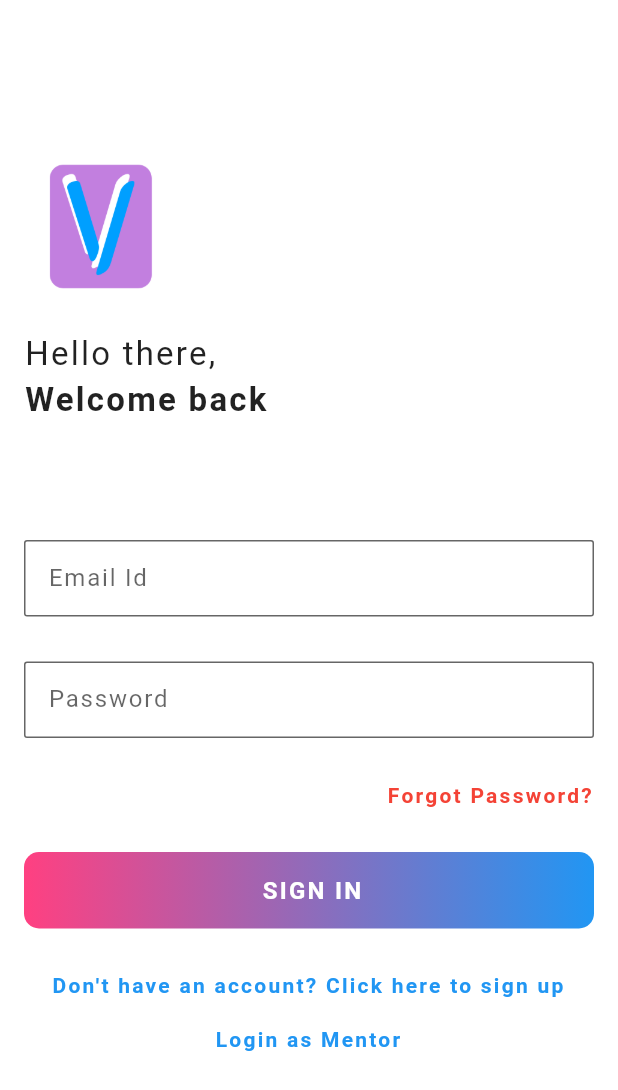
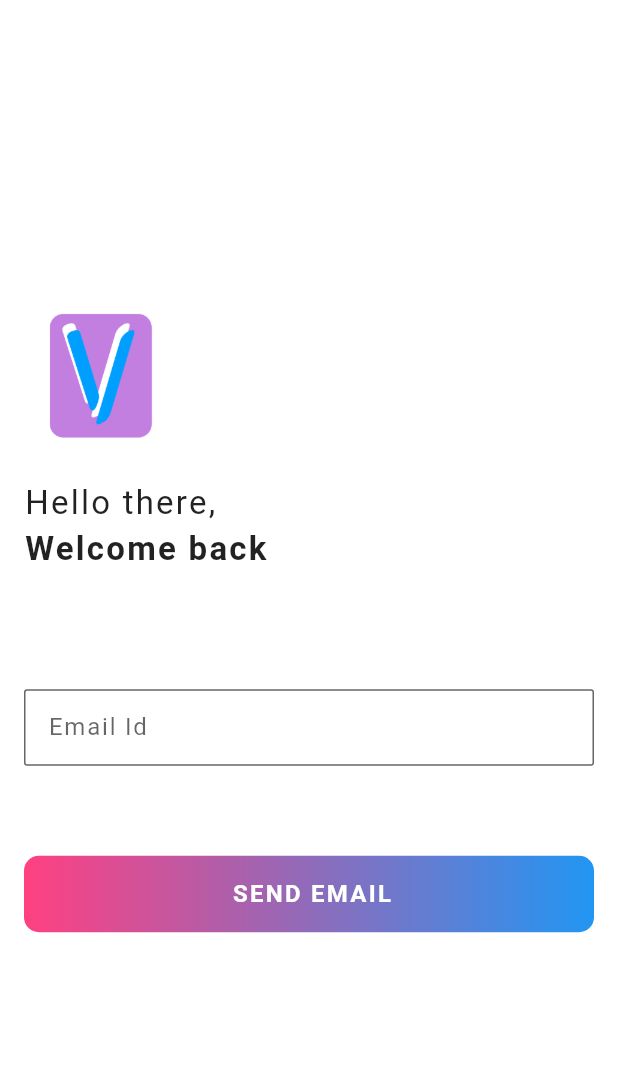
Before and after one commit to DevarajBiradar01/SVApps, a Flutter app: the screen it shows after launch, after a tap on "Forgot Password?", on a phone screen of 412 x 824 dp. Shown: the top 1090 px of the screen. Run offline on Flutter 3.47's test engine with Material 2 defaults, Android fonts, the phone set to English and light mode, and no system bars; our stand-ins replace cloud_firestore, device_info_plus, file_picker, firebase_auth, firebase_core, firebase_storage and 4 more; missing offline and left inert: syncfusion_flutter_pdfviewer, ui_components_library; accounts and stored records are empty; network calls fail.

Commit message:
implemented firebase forgot password for aspirant

```diff
--- a/lib/authentication/aspirant/view_models/sign_in_vm.dart
+++ b/lib/authentication/aspirant/view_models/sign_in_vm.dart
@@ -4,6 +4,7 @@
 import 'package:firebase_auth/firebase_auth.dart';
 import 'package:flutter/cupertino.dart';
 import 'package:shared_preferences/shared_preferences.dart';
+import 'package:svapp/authentication/aspirant/views/forgot_password.dart';
 import 'package:svapp/authentication/mentor/views/mentor_login.dart';
 import 'package:svapp/firebase_auth/authentication_helper.dart';
 import 'package:svapp/user/utils/navigation_manager.dart';
@@ -59,7 +60,7 @@
   }
 
   void onForgotPasswordPressed(BuildContext context) {
-    //NavigationManager.navigateTo(context, SignUp());
+    NavigationManager.navigateTo(context, ForgotPassword());
   }
 
   void getUserDetails(
--- /dev/null
+++ b/lib/authentication/aspirant/views/forgot_password.dart
@@ -0,0 +1,64 @@
+import 'package:flutter/cupertino.dart';
+import 'package:flutter/material.dart';
+import 'package:svapp/firebase_auth/authentication_helper.dart';
+import 'package:svapp/user/utils/widgets.dart';
+
+import '../../../user/utils/spacers.dart';
+
+class ForgotPassword extends StatelessWidget {
+  final TextEditingController emailController = TextEditingController();
+
+  ForgotPassword({Key? key}) : super(key: key);
+  @override
+  Widget build(BuildContext context) {
+    return Scaffold(
+      body: Container(
+        padding: const EdgeInsets.only(left: 16, right: 16),
+        child: Container(
+          height: MediaQuery.of(context).size.height,
+          alignment: Alignment.center,
+          child: SingleChildScrollView(
+            child: Column(
+              crossAxisAlignment: CrossAxisAlignment.start,
+              children: [
+                Align(
+                  child: Image.asset(
+                    'assets/sv_logo.png',
+                    height: 100,
+                  ),
+                  alignment: Alignment.centerLeft,
+                ),
+                buildColumnSpacer(height: 20),
+                const Text(
+                  'Hello there,',
+                  textAlign: TextAlign.left,
+                  style: TextStyle(
+                    fontSize: 22,
+                  ),
+                ),
+                buildColumnSpacer(height: 5),
+                const Text(
+                  'Welcome back',
+                  textAlign: TextAlign.left,
+                  style: TextStyle(fontSize: 22, fontWeight: FontWeight.bold),
+                ),
+                buildColumnSpacer(height: 80),
+                usernameTextField(emailController),
+                buildColumnSpacer(height: 30),
+                buildColumnSpacer(height: 30),
+                fullButton(
+                  context: context,
+                  onTap: () => {
+                    AuthenticationHelper().sendPasswordResetEmail(
+                        context, emailController.text.trim())
+                  },
+                  buttonName: " SEND EMAIL ",
+                ),
+              ],
+            ),
+          ),
+        ),
+      ),
+    );
+  }
+}
--- a/lib/firebase_auth/authentication_helper.dart
+++ b/lib/firebase_auth/authentication_helper.dart
@@ -1,6 +1,8 @@
 import 'package:cloud_firestore/cloud_firestore.dart';
 import 'package:firebase_auth/firebase_auth.dart';
 import 'package:flutter/cupertino.dart';
+import 'package:svapp/authentication/aspirant/views/signin.dart';
+import 'package:svapp/user/utils/navigation_manager.dart';
 import 'package:svapp/user/utils/widgets.dart';
 
 import '../utils/utilities.dart';
@@ -69,4 +71,24 @@
     await _auth.signOut();
     log('AuthenticationHelper :: signOut() : signed out ');
   }
+
+  //Forgot Password
+  Future<void> sendPasswordResetEmail(
+      BuildContext context, String email) async {
+    showProgress(context);
+    log('AuthenticationHelper :: sendPasswordResetEmail() : email : ' + email);
+    await _auth.sendPasswordResetEmail(email: email).then((value) {
+      Navigator.pop(context);
+      log('AuthenticationHelper :: value : ');
+      snackbar(
+        context,
+        'Please Check your mail : $email \n for password reset link',
+      );
+      NavigationManager.navigateTo(context, const SignIn());
+    }).catchError((var onError) {
+      Navigator.pop(context);
+      log('AuthenticationHelper :: onError : ' + onError.message.toString());
+      snackbar(context, onError.message.toString());
+    });
+  }
 }
```
